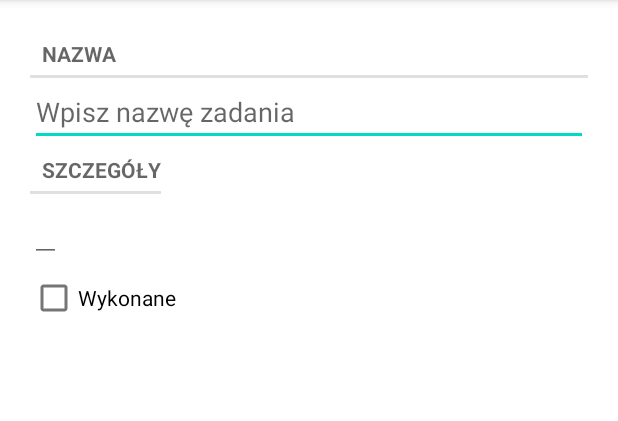
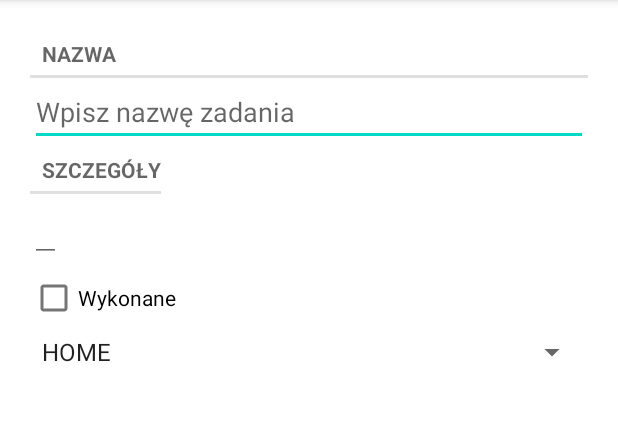
Before and after one commit to Undover/Android-Zadanie2, an Android app: the TaskFragment screen opened directly, with no data from a screen before it, on a phone screen of 412 x 824 dp, the part 84-505 px from its top. Run offline under Robolectric (Android 15) with nearby library versions, the phone set to English and light mode, and no system bars; 6 statements that could not run were skipped.

Commit message:
Added menu and adding task functionality

```diff
--- a/app/src/main/java/com/example/mainactivity/Task.java
+++ b/app/src/main/java/com/example/mainactivity/Task.java
@@ -14,6 +14,7 @@ public class Task {
     public Task() {
         id = UUID.randomUUID();
         date = new Date();
+        category = Category.HOME;
     }
 
     public UUID getId() {
--- a/app/src/main/java/com/example/mainactivity/TaskFragment.java
+++ b/app/src/main/java/com/example/mainactivity/TaskFragment.java
@@ -7,9 +7,12 @@ import android.text.TextWatcher;
 import android.view.LayoutInflater;
 import android.view.View;
 import android.view.ViewGroup;
+import android.widget.AdapterView;
+import android.widget.ArrayAdapter;
 import android.widget.Button;
 import android.widget.CheckBox;
 import android.widget.EditText;
+import android.widget.Spinner;
 
 import androidx.annotation.NonNull;
 import androidx.annotation.Nullable;
@@ -29,6 +32,7 @@ public class TaskFragment extends Fragment {
     private EditText nameField;
     private EditText dateField;
     private CheckBox doneCheckBox;
+    private Spinner categorySpinner;
 
     private final Calendar calendar = Calendar.getInstance();
 
@@ -78,9 +82,6 @@ public class TaskFragment extends Fragment {
                         calendar.get(Calendar.DAY_OF_MONTH))
                         .show());
         setupDateFieldValue(task.getDate());
-//        dateButton = view.findViewById(R.id.task_date);
-//        dateButton.setText(task.getDate().toString());
-//        dateButton.setEnabled(false);
 
         doneCheckBox = view.findViewById(R.id.task_done);
         doneCheckBox.setChecked(task.isDone());
@@ -89,8 +90,22 @@ public class TaskFragment extends Fragment {
         });
 
         nameField.setText(task.getName());
-//        dateButton.setText(task.getDate().toString());
         doneCheckBox.setChecked(task.isDone());
+
+        categorySpinner = view.findViewById(R.id.task_category);
+        categorySpinner.setAdapter(new ArrayAdapter<>(this.getContext(), android.R.layout.simple_spinner_item, Category.values()));
+        categorySpinner.setOnItemSelectedListener(new AdapterView.OnItemSelectedListener() {
+            @Override
+            public void onItemSelected(AdapterView<?> parent, View view, int position, long id) {
+                task.setCategory(Category.values()[position]);
+            }
+
+            @Override
+            public void onNothingSelected(AdapterView<?> parent) {
+
+            }
+        });
+        categorySpinner.setSelection(task.getCategory().ordinal());
         return view;
     }
 
--- a/app/src/main/java/com/example/mainactivity/TaskStorage.java
+++ b/app/src/main/java/com/example/mainactivity/TaskStorage.java
@@ -40,4 +40,8 @@ public class TaskStorage {
         }
         return null;
     }
+
+    public void addTask(Task task) {
+        tasks.add(task);
+    }
 }
--- a/app/src/main/res/layout/fragment_task.xml
+++ b/app/src/main/res/layout/fragment_task.xml
@@ -40,4 +40,9 @@
         android:layout_height="wrap_content"
         android:text="@string/done_label"/>
 
+    <Spinner
+        android:id="@+id/task_category"
+        android:layout_width="match_parent"
+        android:layout_height="wrap_content" />
+
 </LinearLayout>
--- a/app/src/main/res/values/strings.xml
+++ b/app/src/main/res/values/strings.xml
@@ -5,4 +5,9 @@
     <string name="name_label">Nazwa</string>
     <string name="details_label">Szczegóły</string>
     <string name="done_label">Wykonane</string>
+
+    <string name="task_add_new">Nowe zadanie</string>
+    <string name="show_subtitle">Pokaż podtytuł</string>
+    <string name="hide_subtitle">Ukryj podtytuł</string>
+    <string name="subtitle_format">%1$d zadań</string>
 </resources>
```
Also changed, not shown: app/src/main/java/com/example/mainactivity/TaskListFragment.java (+30 -0 lines), app/src/main/res/menu/fragment_task_menu.xml (added, +9 -0 lines).
